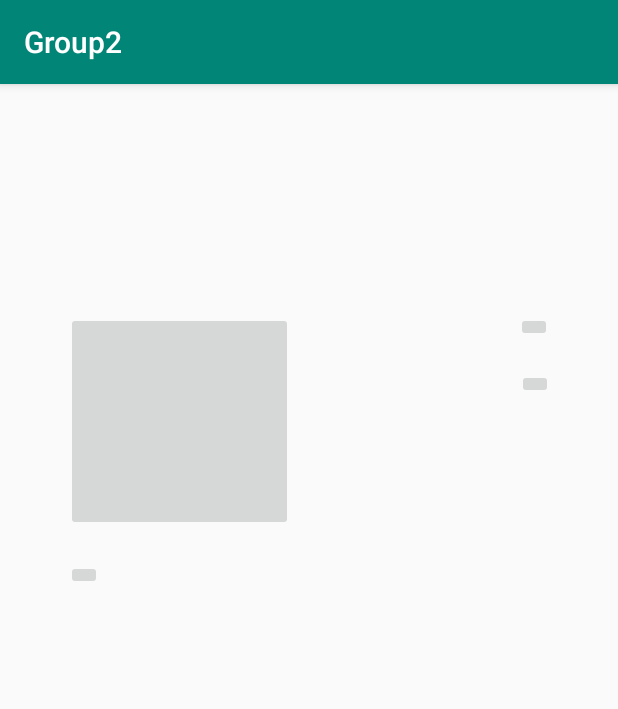
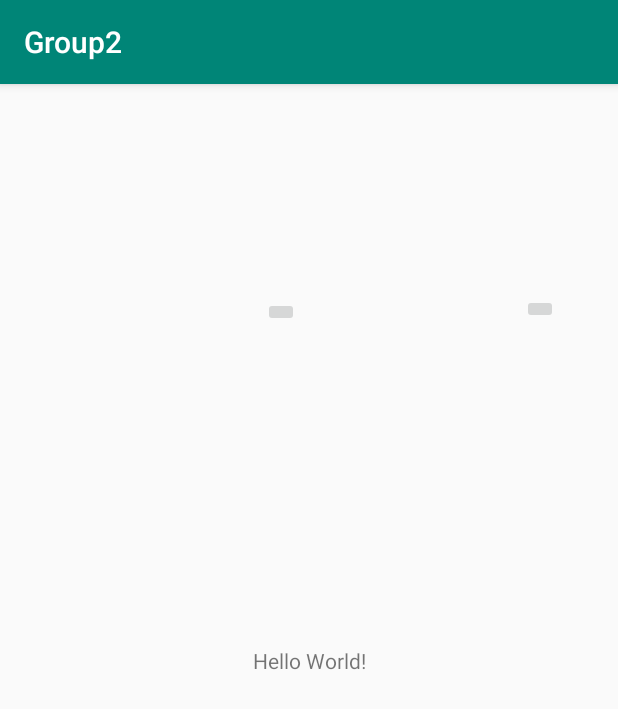
Before and after one commit to dvhwang/Group2, an Android app: the screen it shows after launch (MainActivity), on a phone screen of 412 x 824 dp. Shown: the top 709 px of the screen. Run offline under Robolectric (Android 15) with nearby library versions, the phone set to English and light mode, and no system bars.

Commit message:
Revert "Changed Main Activity layout"
This reverts commit 321abcd670d80b118e69340909669ed1b4cf5410.

```diff
--- a/app/src/main/res/layout/activity_main.xml
+++ b/app/src/main/res/layout/activity_main.xml
@@ -6,48 +6,38 @@
     android:layout_height="match_parent"
     tools:context=".MainActivity">
 
+    <TextView
+        android:layout_width="wrap_content"
+        android:layout_height="wrap_content"
+        android:text="Hello World!"
+        app:layout_constraintBottom_toBottomOf="parent"
+        app:layout_constraintLeft_toLeftOf="parent"
+        app:layout_constraintRight_toRightOf="parent"
+        app:layout_constraintTop_toTopOf="parent" />
+
+    <ImageButton
+        android:id="@+id/imageButton"
+        android:layout_width="wrap_content"
+        android:layout_height="wrap_content"
+        android:layout_marginStart="49dp"
+        android:layout_marginLeft="49dp"
+        android:layout_marginTop="142dp"
+        android:layout_marginEnd="23dp"
+        android:layout_marginRight="23dp"
+        app:layout_constraintEnd_toStartOf="@+id/imageButton2"
+        app:layout_constraintStart_toStartOf="parent"
+        app:layout_constraintTop_toTopOf="parent"
+        tools:srcCompat="@tools:sample/avatars[0]" />
+
     <ImageButton
         android:id="@+id/imageButton2"
         android:layout_width="wrap_content"
         android:layout_height="wrap_content"
-        android:layout_marginTop="152dp"
-        android:layout_marginEnd="44dp"
-        android:layout_marginRight="44dp"
+        android:layout_marginTop="140dp"
+        android:layout_marginEnd="40dp"
+        android:layout_marginRight="40dp"
         app:layout_constraintEnd_toEndOf="parent"
         app:layout_constraintTop_toTopOf="parent"
         tools:srcCompat="@tools:sample/avatars[1]" />
 
-    <ImageButton
-        android:id="@+id/imageButton"
-        android:layout_width="151dp"
-        android:layout_height="146dp"
-        android:layout_marginStart="44dp"
-        android:layout_marginLeft="44dp"
-        android:layout_marginTop="152dp"
-        app:layout_constraintStart_toStartOf="parent"
-        app:layout_constraintTop_toTopOf="parent"
-        tools:srcCompat="@drawable/books-521812297" />
-
-    <ImageButton
-        android:id="@+id/imageButton3"
-        android:layout_width="wrap_content"
-        android:layout_height="wrap_content"
-        android:layout_marginStart="44dp"
-        android:layout_marginLeft="44dp"
-        android:layout_marginTop="19dp"
-        app:layout_constraintStart_toStartOf="parent"
-        app:layout_constraintTop_toBottomOf="@+id/imageButton"
-        tools:srcCompat="@tools:sample/avatars[2]" />
-
-    <ImageButton
-        android:id="@+id/imageButton4"
-        android:layout_width="wrap_content"
-        android:layout_height="wrap_content"
-        android:layout_marginTop="18dp"
-        android:layout_marginEnd="43dp"
-        android:layout_marginRight="43dp"
-        app:layout_constraintEnd_toEndOf="parent"
-        app:layout_constraintTop_toBottomOf="@+id/imageButton2"
-        tools:srcCompat="@tools:sample/avatars[3]" />
-
 </android.support.constraint.ConstraintLayout>
```
Also changed, not shown: app/src/main/res/drawable/books-521812297.jpg (deleted).
